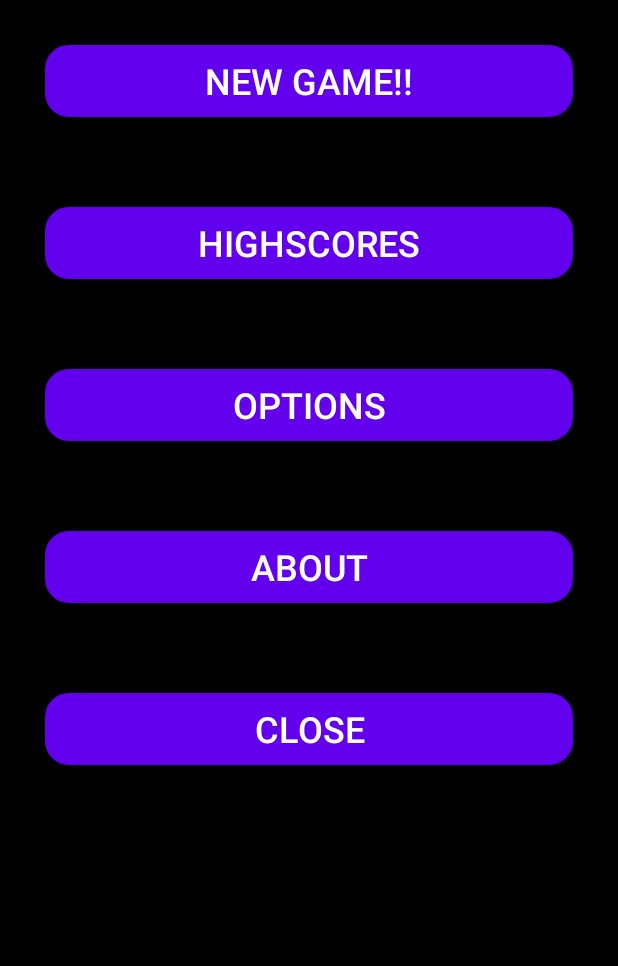
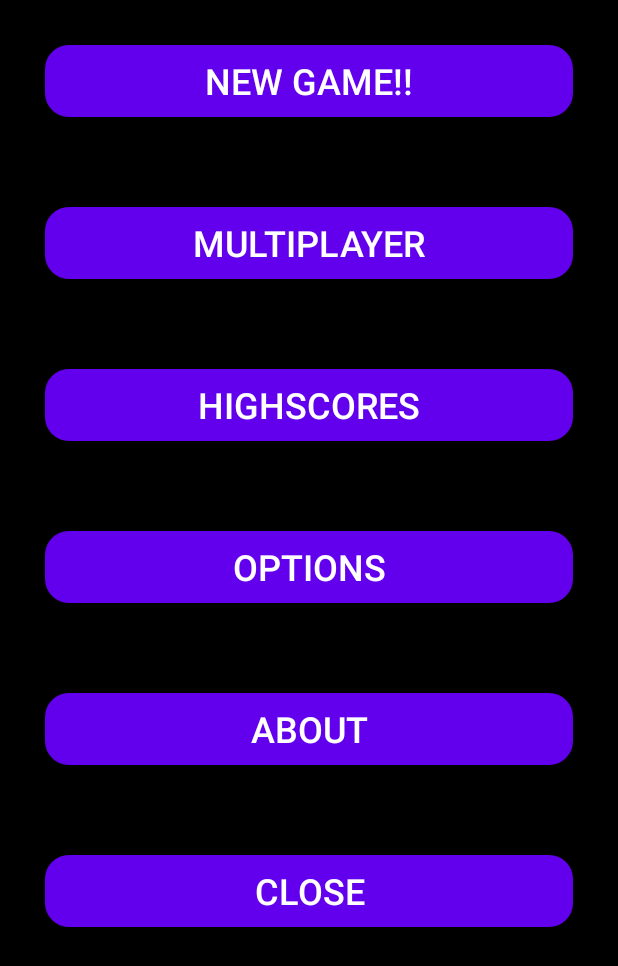
Before and after one commit to Ragnarus/Space-Invaders, an Android app: the screen it shows after launch (MainActivity), on a phone screen of 412 x 824 dp. Shown: the top 966 px of the screen. Run offline under Robolectric (Android 15) with nearby library versions, the light colour scheme and no system bars; our stand-ins replace data binding.

Commit message:
Added multiplayer button without logic

```diff
--- a/app/src/main/java/com/example/spaceinvaders/GamePanel.java
+++ b/app/src/main/java/com/example/spaceinvaders/GamePanel.java
@@ -180,7 +180,7 @@ public class GamePanel extends SurfaceView implements Runnable, SensorEventListe
         }
     }
 
-    //TODO:  Enemy  movement  animation
+    //TODO:  Enemy  movement  animation maybe
     @Override
     public void run() {
         while (mRunning) {
--- a/app/src/main/java/com/example/spaceinvaders/MainActivity.java
+++ b/app/src/main/java/com/example/spaceinvaders/MainActivity.java
@@ -9,12 +9,12 @@ import androidx.lifecycle.ViewModel;
 import android.annotation.SuppressLint;
 import android.content.pm.ActivityInfo;
 import android.os.Bundle;
-
+//TODO multiplayer, maybe add menu bar in gamescreenfragment_layout for score and menu, add a better background and better ui
 public class MainActivity extends AppCompatActivity {
 
     private FragmentManager fragmentManager;
     private FragmentTransaction transaction;
-    private ViewModel startScreenVM;
+
 
 
     @SuppressLint("SourceLockedOrientationActivity")
@@ -27,8 +27,6 @@ public class MainActivity extends AppCompatActivity {
        fragmentManager = getSupportFragmentManager();
        transaction = fragmentManager.beginTransaction();
        transaction.setReorderingAllowed(true).replace(R.id.fragmentContainer, StartScreenFragment.class, null).commit();
-
-
     }
 
 
--- a/app/src/main/res/layout/fragment_start_screen.xml
+++ b/app/src/main/res/layout/fragment_start_screen.xml
@@ -31,6 +31,15 @@
                     style="@style/RoundedButton"
                     android:text="@string/Continue"
                     android:visibility="gone"
+                    />
+
+                <Button
+                    android:id="@+id/multyplayerBtn"
+                    android:layout_width="match_parent"
+                    android:layout_height="wrap_content"
+                    style="@style/RoundedButton"
+                    android:text="Multiplayer"
+                    android:onClick="@{() -> viewModel.onClick(1)}"
                     />
 
                 <Button
```
